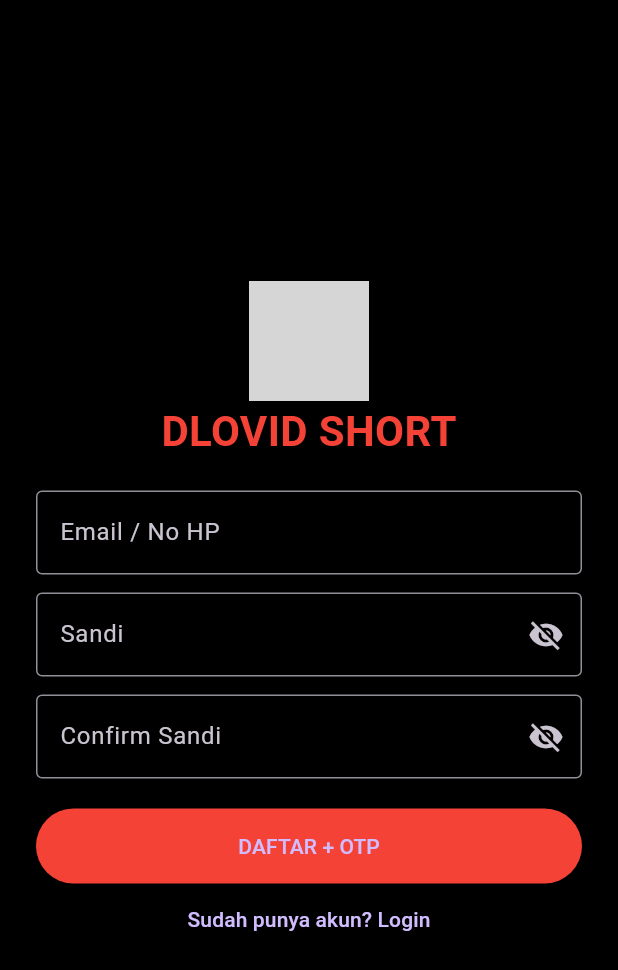
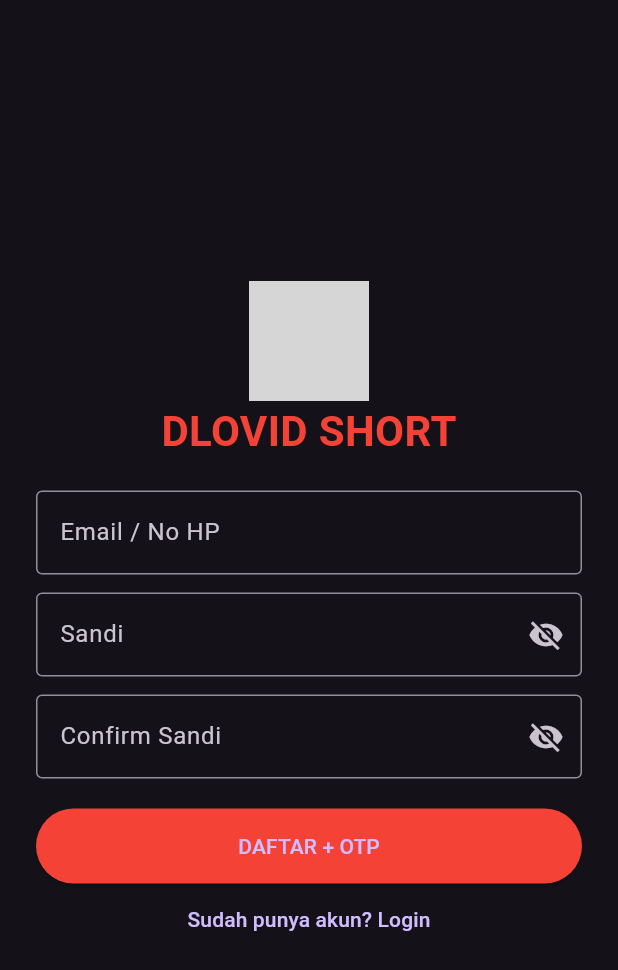
Before and after one commit to matargaming/DLOVID-Short, a Flutter app: the screen it shows after launch, after a tap on "Belum punya akun? Daftar", on a phone screen of 412 x 824 dp. Shown: the top 970 px of the screen. Run offline on Flutter 3.47's test engine with Material 3 defaults, Android fonts, the phone set to English and light mode, and no system bars; our stand-ins replace firebase_auth, firebase_core, flutter_dotenv; accounts and stored records are empty; network calls fail; grey boxes are pictures that could not be loaded.

Commit message:
Refactor main.dart and clean up comments
Removed commented code for dotenv loading and Firebase settings. Updated app title and simplified theme settings.

```diff
--- a/lib/main.dart
+++ b/lib/main.dart
@@ -1,38 +1,15 @@
 import 'package:flutter/material.dart';
 import 'package:flutter_dotenv/flutter_dotenv.dart';
 import 'package:firebase_core/firebase_core.dart';
-import 'package:cloud_firestore/cloud_firestore.dart';
 import 'screens/login_screen.dart';
 
 Future<void> main() async {
   WidgetsFlutterBinding.ensureInitialized();
 
-  // --- SERVER CONEK 14 SECRETS - JANGAN OFFLINE ---
-  try {
-    await dotenv.load(fileName: ".env");
-    print("✅ DLOVID SERVER ONLINE");
-    print("ADMIN: ${dotenv.env['ADMIN_EMAIL']}");
-    print("FIREBASE: ${dotenv.env['FIREBASE_PROJECT_ID']}");
-    print("AGORA: ${dotenv.env['AGORA_APP_ID']}");
-    print("TMDB: ${dotenv.env['TMDB_API_KEY']}");
-    print("ADMOB: ${dotenv.env['ADMOB_APP_ID']}");
-  } catch (e) {
-    print("⚠️ .env belum kebaca: $e");
-  }
+  // SERVER 14 SECRETS - JANGAN OFFLINE
+  await dotenv.load(fileName: ".env");
 
-  // --- FIREBASE ALWAYS ONLINE ---
   await Firebase.initializeApp();
-
-  // INI KUNCI BIAR GAK OFFLINE BOS!
-  FirebaseFirestore.instance.settings = const Settings(
-    persistenceEnabled: true,
-    cacheSizeBytes: Settings.CACHE_SIZE_UNLIMITED,
-  );
-
-  // Paksa Firestore online terus
-  await FirebaseFirestore.instance.enableNetwork();
-
-  print("🔥 FIREBASE CONNECTED - SERVER ONLINE 24 JAM");
 
   runApp(const DlovidShortApp());
 }
@@ -42,11 +19,9 @@ class DlovidShortApp extends StatelessWidget {
   @override
   Widget build(BuildContext context) {
     return MaterialApp(
-      title: 'DLOVID Short - SERVER ONLINE',
+      title: 'DLOVID Short',
       debugShowCheckedModeBanner: false,
-      theme: ThemeData.dark().copyWith(
-        scaffoldBackgroundColor: Colors.black,
-      ),
+      theme: ThemeData.dark(),
       home: const LoginScreen(isTablet: false),
     );
   }
```
